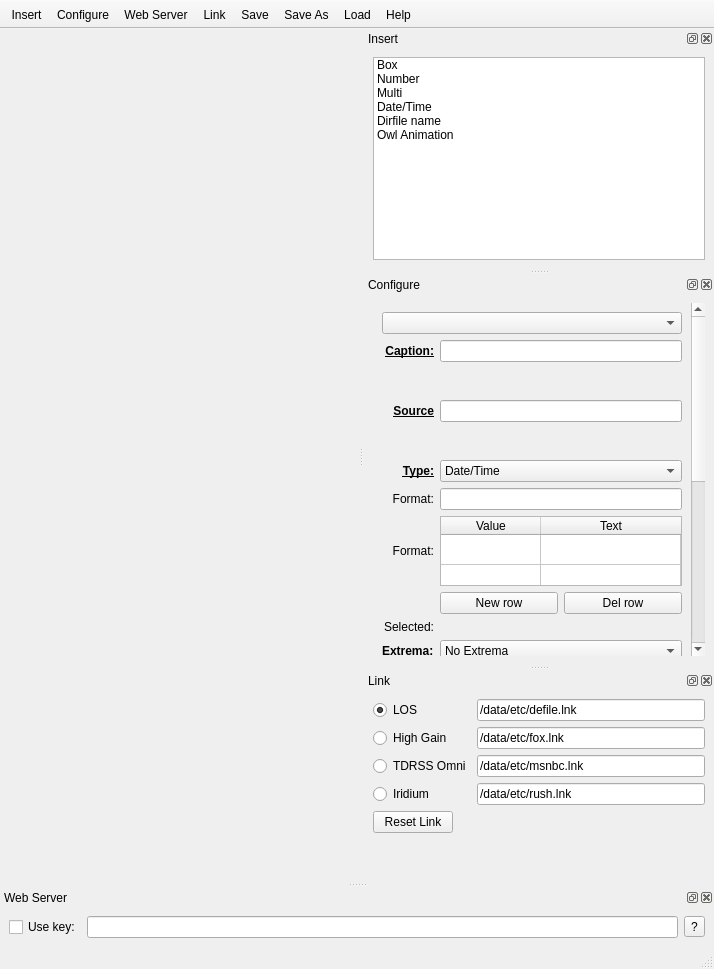
Above: owl/PMainWindow.ui from BlastTNG/flight before the change. Below: the same form after it.
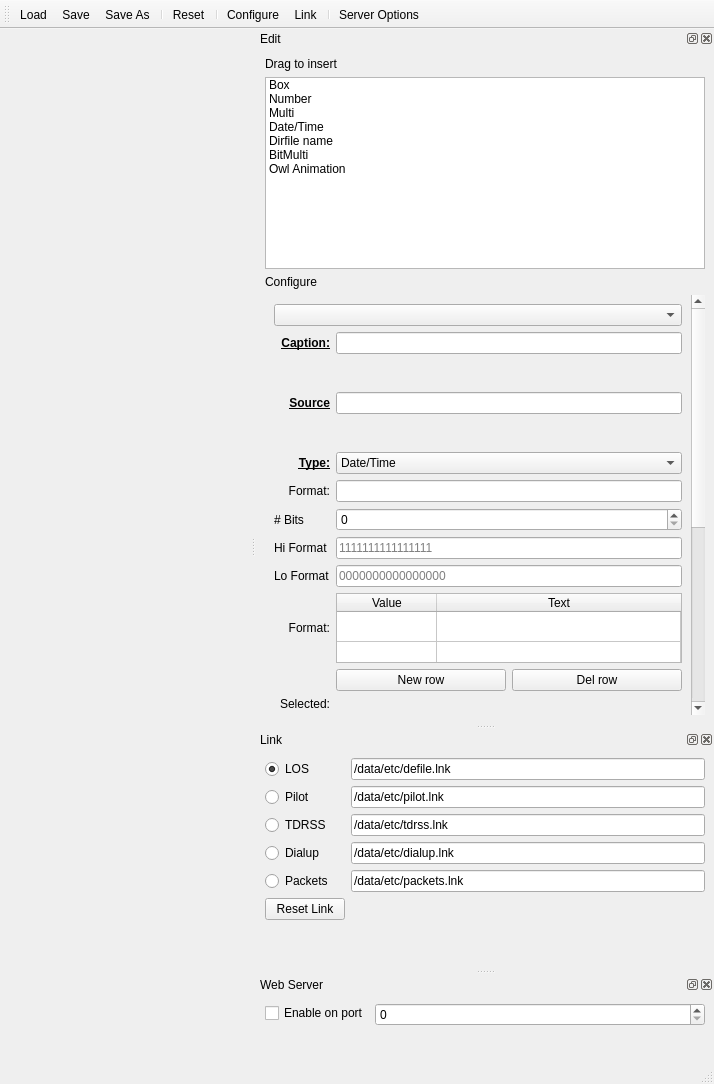
That is the form after the change. Icons and pictures are not drawn. Custom widgets are drawn as their Qt base class.

Diff of the .ui file:
```diff
--- a/owl/PMainWindow.ui
+++ b/owl/PMainWindow.ui
@@ -7,7 +7,7 @@
     <x>0</x>
     <y>0</y>
     <width>714</width>
-    <height>969</height>
+    <height>1084</height>
    </rect>
   </property>
   <property name="windowTitle">
@@ -17,23 +17,42 @@
    <layout class="QGridLayout" name="gridLayout"/>
   </widget>
   <widget class="QStatusBar" name="statusbar"/>
-  <widget class="QDockWidget" name="dockInsert">
+  <widget class="QDockWidget" name="dockConfigure">
    <property name="minimumSize">
     <size>
-     <width>84</width>
-     <height>106</height>
+     <width>112</width>
+     <height>688</height>
     </size>
    </property>
    <property name="windowTitle">
-    <string>Insert</string>
+    <string>Edit</string>
    </property>
    <attribute name="dockWidgetArea">
     <number>2</number>
    </attribute>
-   <widget class="QWidget" name="dockWidgetContents">
+   <widget class="QWidget" name="dockWidgetContents_2">
     <layout class="QVBoxLayout" name="verticalLayout">
+     <item>
+      <widget class="QLabel" name="label">
+       <property name="sizePolicy">
+        <sizepolicy hsizetype="Preferred" vsizetype="Fixed">
+         <horstretch>0</horstretch>
+         <verstretch>0</verstretch>
+        </sizepolicy>
+       </property>
+       <property name="text">
+        <string>Drag to insert</string>
+       </property>
+      </widget>
+     </item>
      <item>
       <widget class="QListWidget" name="listWidgetInsertReal">
+       <property name="sizePolicy">
+        <sizepolicy hsizetype="Expanding" vsizetype="Fixed">
+         <horstretch>0</horstretch>
+         <verstretch>0</verstretch>
+        </sizepolicy>
+       </property>
        <property name="dragEnabled">
         <bool>true</bool>
        </property>
@@ -62,6 +81,11 @@
          <string>Dirfile name</string>
         </property>
        </item>
+       <item>
+        <property name="text">
+         <string>BitMulti</string>
+        </property>
+       </item>
        <item>
         <property name="text">
          <string>Owl Animation</string>
@@ -69,26 +93,27 @@
        </item>
       </widget>
      </item>
-    </layout>
-   </widget>
-  </widget>
-  <widget class="QDockWidget" name="dockConfigure">
-   <property name="minimumSize">
-    <size>
-     <width>80</width>
-     <height>80</height>
-    </size>
-   </property>
-   <property name="windowTitle">
-    <string>Configure</string>
-   </property>
-   <attribute name="dockWidgetArea">
-    <number>2</number>
-   </attribute>
-   <widget class="QWidget" name="dockWidgetContents_2">
-    <layout class="QVBoxLayout" name="verticalLayout_2">
+     <item>
+      <widget class="QLabel" name="label_2">
+       <property name="sizePolicy">
+        <sizepolicy hsizetype="Preferred" vsizetype="Fixed">
+         <horstretch>0</horstretch>
+         <verstretch>0</verstretch>
+        </sizepolicy>
+       </property>
+       <property name="text">
+        <string>Configure</string>
+       </property>
+      </widget>
+     </item>
      <item>
       <widget class="QScrollArea" name="scrollArea">
+       <property name="sizePolicy">
+        <sizepolicy hsizetype="Expanding" vsizetype="MinimumExpanding">
+         <horstretch>0</horstretch>
+         <verstretch>0</verstretch>
+        </sizepolicy>
+       </property>
        <property name="frameShape">
         <enum>QFrame::NoFrame</enum>
        </property>
@@ -103,12 +128,19 @@
          <rect>
           <x>0</x>
           <y>0</y>
-          <width>305</width>
-          <height>675</height>
+          <width>440</width>
+          <height>810</height>
          </rect>
         </property>
         <layout class="QGridLayout" name="gridLayout_2">
-         <item row="12" column="1">
+         <item row="8" column="1">
+          <widget class="QLineEdit" name="lineEditHighWord">
+           <property name="placeholderText">
+            <string>1111111111111111</string>
+           </property>
+          </widget>
+         </item>
+         <item row="15" column="1">
           <layout class="QHBoxLayout" name="horizontalLayout_4">
            <item>
             <widget class="QDoubleSpinBox" name="doubleSpinBoxXHigh">
@@ -131,17 +163,7 @@
            </item>
           </layout>
          </item>
-         <item row="20" column="0">
-          <widget class="QLabel" name="labelRemove">
-           <property name="text">
-            <string>Remove:</string>
-           </property>
-           <property name="alignment">
-            <set>Qt::AlignRight|Qt::AlignTrailing|Qt::AlignVCenter</set>
-           </property>
-          </widget>
-         </item>
-         <item row="14" column="1">
+         <item row="17" column="1">
           <widget class="QDoubleSpinBox" name="doubleSpinBoxHigh">
            <property name="sizePolicy">
             <sizepolicy hsizetype="Expanding" vsizetype="Fixed">
@@ -160,7 +182,7 @@
            </property>
           </widget>
          </item>
-         <item row="18" column="1">
+         <item row="21" column="1">
           <widget class="QDoubleSpinBox" name="doubleSpinBoxXLow">
            <property name="sizePolicy">
             <sizepolicy hsizetype="Expanding" vsizetype="Fixed">
@@ -196,7 +218,7 @@
            </property>
           </widget>
          </item>
-         <item row="22" column="1">
+         <item row="24" column="1">
           <spacer name="verticalSpacerConfigure">
            <property name="orientation">
             <enum>Qt::Vertical</enum>
@@ -212,7 +234,28 @@
            </property>
           </spacer>
          </item>
-         <item row="11" column="1">
+         <item row="7" column="1">
+          <widget class="QSpinBox" name="spinBoxNBits">
+           <property name="maximum">
+            <number>32</number>
+           </property>
+          </widget>
+         </item>
+         <item row="7" column="0">
+          <widget class="QLabel" name="labelNBits">
+           <property name="text">
+            <string># Bits</string>
+           </property>
+          </widget>
+         </item>
+         <item row="8" column="0">
+          <widget class="QLabel" name="labelHighWord">
+           <property name="text">
+            <string>Hi Format</string>
+           </property>
+          </widget>
+         </item>
+         <item row="14" column="1">
           <widget class="QLineEdit" name="lineEditExtremaName"/>
          </item>
          <item row="6" column="0">
@@ -225,7 +268,10 @@
            </property>
           </widget>
          </item>
-         <item row="15" column="0" colspan="2">
+         <item row="0" column="0" colspan="2">
+          <widget class="QComboBox" name="comboBox"/>
+         </item>
+         <item row="18" column="0" colspan="2">
           <widget class="PStyleChooser" name="pstyleHigh" native="true">
            <property name="sizePolicy">
             <sizepolicy hsizetype="Expanding" vsizetype="Preferred">
@@ -258,7 +304,20 @@
            </property>
           </widget>
          </item>
-         <item row="10" column="0">
+         <item row="12" column="0">
+          <widget class="QLabel" name="labelCurRow">
+           <property name="text">
+            <string>Selected:</string>
+           </property>
+           <property name="alignment">
+            <set>Qt::AlignRight|Qt::AlignTrailing|Qt::AlignVCenter</set>
+           </property>
+          </widget>
+         </item>
+         <item row="6" column="1">
+          <widget class="QLineEdit" name="lineEditFormat"/>
+         </item>
+         <item row="13" column="0">
           <widget class="QLabel" name="labelExtrema">
            <property name="font">
             <font>
@@ -272,7 +331,7 @@
            </property>
           </widget>
          </item>
-         <item row="8" column="1">
+         <item row="11" column="1">
           <layout class="QHBoxLayout" name="horizontalLayout_2">
            <item>
             <widget class="QPushButton" name="pushButtonAddFormat">
@@ -302,7 +361,7 @@
            </item>
           </layout>
          </item>
-         <item row="14" column="0">
+         <item row="17" column="0">
           <widget class="QLabel" name="labelHigh">
            <property name="text">
             <string>High:</string>
@@ -312,10 +371,7 @@
            </property>
           </widget>
          </item>
-         <item row="0" column="0" colspan="2">
-          <widget class="QComboBox" name="comboBox"/>
-         </item>
-         <item row="16" column="1">
+         <item row="19" column="1">
           <widget class="QDoubleSpinBox" name="doubleSpinBoxLow">
            <property name="sizePolicy">
             <sizepolicy hsizetype="Expanding" vsizetype="Fixed">
@@ -334,23 +390,10 @@
            </property>
           </widget>
          </item>
-         <item row="6" column="1">
-          <widget class="QLineEdit" name="lineEditFormat"/>
+         <item row="3" column="1">
+          <widget class="QLineEdit" name="lineEditSource"/>
          </item>
-         <item row="21" column="1">
-          <widget class="QPushButton" name="pushButton_kst">
-           <property name="sizePolicy">
-            <sizepolicy hsizetype="Expanding" vsizetype="Fixed">
-             <horstretch>0</horstretch>
-             <verstretch>0</verstretch>
-            </sizepolicy>
-           </property>
-           <property name="text">
-            <string>Open in kst</string>
-           </property>
-          </widget>
-         </item>
-         <item row="17" column="0" colspan="2">
+         <item row="20" column="0" colspan="2">
           <widget class="PStyleChooser" name="pstyleLow" native="true">
            <property name="sizePolicy">
             <sizepolicy hsizetype="Expanding" vsizetype="Preferred">
@@ -366,7 +409,7 @@
            </property>
           </widget>
          </item>
-         <item row="7" column="0">
+         <item row="10" column="0">
           <widget class="QLabel" name="labelFormat_multi">
            <property name="text">
             <string>Format:</string>
@@ -376,7 +419,7 @@
            </property>
           </widget>
          </item>
-         <item row="10" column="1">
+         <item row="13" column="1">
           <widget class="QComboBox" name="comboBoxExtrema">
            <property name="sizePolicy">
             <sizepolicy hsizetype="Expanding" vsizetype="Fixed">
@@ -396,7 +439,7 @@
            </item>
           </widget>
          </item>
-         <item row="18" column="0">
+         <item row="21" column="0">
           <widget class="QLabel" name="labelXLow">
            <property name="text">
             <string>XLow:</string>
@@ -406,24 +449,8 @@
            </property>
           </widget>
          </item>
-         <item row="3" column="1">
-          <widget class="QLineEdit" name="lineEditSource"/>
-         </item>
-         <item row="2" column="0" colspan="2">
-          <widget class="PStyleChooser" name="pstyleCaption" native="true">
-           <property name="sizePolicy">
-            <sizepolicy hsizetype="Expanding" vsizetype="Preferred">
-             <horstretch>0</horstretch>
-             <verstretch>0</verstretch>
-            </sizepolicy>
-           </property>
-           <property name="minimumSize">
-            <size>
-             <width>0</width>
-             <height>26</height>
-            </size>
-           </property>
-          </widget>
+         <item row="1" column="1">
+          <widget class="QLineEdit" name="lineEditCaption"/>
          </item>
          <item row="5" column="1">
           <widget class="QComboBox" name="comboBoxType">
@@ -450,6 +477,22 @@
            </item>
           </widget>
          </item>
+         <item row="2" column="0" colspan="2">
+          <widget class="PStyleChooser" name="pstyleCaption" native="true">
+           <property name="sizePolicy">
+            <sizepolicy hsizetype="Expanding" vsizetype="Preferred">
+             <horstretch>0</horstretch>
+             <verstretch>0</verstretch>
+            </sizepolicy>
+           </property>
+           <property name="minimumSize">
+            <size>
+             <width>0</width>
+             <height>26</height>
+            </size>
+           </property>
+          </widget>
+         </item>
          <item row="1" column="0">
           <widget class="QLabel" name="labelCaption">
            <property name="font">
@@ -467,10 +510,7 @@
            </property>
           </widget>
          </item>
-         <item row="1" column="1">
-          <widget class="QLineEdit" name="lineEditCaption"/>
-         </item>
-         <item row="12" column="0">
+         <item row="15" column="0">
           <widget class="QLabel" name="labelXHigh">
            <property name="text">
             <string>XHigh:</string>
@@ -480,30 +520,7 @@
            </property>
           </widget>
          </item>
-         <item row="21" column="0">
-          <widget class="QLabel" name="label_kst">
-           <property name="text">
-            <string>Plot:</string>
-           </property>
-           <property name="alignment">
-            <set>Qt::AlignRight|Qt::AlignTrailing|Qt::AlignVCenter</set>
-           </property>
-          </widget>
-         </item>
-         <item row="20" column="1">
-          <widget class="QPushButton" name="pushButtonRemove">
-           <property name="sizePolicy">
-            <sizepolicy hsizetype="Expanding" vsizetype="Fixed">
-             <horstretch>0</horstretch>
-             <verstretch>0</verstretch>
-            </sizepolicy>
-           </property>
-           <property name="text">
-            <string>Click here to remove.</string>
-           </property>
-          </widget>
-         </item>
-         <item row="13" column="0" colspan="2">
+         <item row="16" column="0" colspan="2">
           <widget class="PStyleChooser" name="pstyleXHigh" native="true">
            <property name="sizePolicy">
             <sizepolicy hsizetype="Expanding" vsizetype="Fixed">
@@ -535,7 +552,7 @@
            </property>
           </widget>
          </item>
-         <item row="19" column="0" colspan="2">
+         <item row="22" column="0" colspan="2">
           <widget class="PStyleChooser" name="pstyleXLow" native="true">
            <property name="sizePolicy">
             <sizepolicy hsizetype="Expanding" vsizetype="Preferred">
@@ -551,7 +568,7 @@
            </property>
           </widget>
          </item>
-         <item row="16" column="0">
+         <item row="19" column="0">
           <widget class="QLabel" name="labelLow">
            <property name="text">
             <string>Low:</string>
@@ -561,7 +578,7 @@
            </property>
           </widget>
          </item>
-         <item row="11" column="0">
+         <item row="14" column="0">
           <widget class="QLabel" name="labelName">
            <property name="text">
             <string>Name</string>
@@ -571,17 +588,7 @@
            </property>
           </widget>
          </item>
-         <item row="9" column="0">
-          <widget class="QLabel" name="labelCurRow">
-           <property name="text">
-            <string>Selected:</string>
-           </property>
-           <property name="alignment">
-            <set>Qt::AlignRight|Qt::AlignTrailing|Qt::AlignVCenter</set>
-           </property>
-          </widget>
-         </item>
-         <item row="7" column="1">
+         <item row="10" column="1">
           <widget class="QTableWidget" name="tableWidgetFormat">
            <property name="verticalScrollBarPolicy">
             <enum>Qt::ScrollBarAlwaysOff</enum>
@@ -620,7 +627,7 @@
            </column>
           </widget>
          </item>
-         <item row="9" column="1">
+         <item row="12" column="1">
           <widget class="PStyleChooser" name="pstyleSelected" native="true">
            <property name="sizePolicy">
             <sizepolicy hsizetype="Expanding" vsizetype="Preferred">
@@ -630,6 +637,33 @@
            </property>
           </widget>
          </item>
+         <item row="23" column="0" colspan="2">
+          <widget class="QPushButton" name="pushButtonRemove">
+           <property name="sizePolicy">
+            <sizepolicy hsizetype="Expanding" vsizetype="Fixed">
+             <horstretch>0</horstretch>
+             <verstretch>0</verstretch>
+            </sizepolicy>
+           </property>
+           <property name="text">
+            <string>DELETE</string>
+           </property>
+          </widget>
+         </item>
+         <item row="9" column="0">
+          <widget class="QLabel" name="labelLowWord">
+           <property name="text">
+            <string>Lo Format</string>
+           </property>
+          </widget>
+         </item>
+         <item row="9" column="1">
+          <widget class="QLineEdit" name="lineEditLowWord">
+           <property name="placeholderText">
+            <string>0000000000000000</string>
+           </property>
+          </widget>
+         </item>
         </layout>
        </widget>
       </widget>
@@ -637,59 +671,26 @@
     </layout>
    </widget>
   </widget>
-  <widget class="QDockWidget" name="dockWeb_Server">
-   <property name="windowTitle">
-    <string>Web Server</string>
-   </property>
-   <attribute name="dockWidgetArea">
-    <number>8</number>
-   </attribute>
-   <widget class="QWidget" name="dockWidgetContents_3">
-    <layout class="QHBoxLayout" name="horizontalLayout">
-     <item>
-      <widget class="QCheckBox" name="checkboxWeb_server_on">
-       <property name="text">
-        <string>Use key:</string>
-       </property>
-      </widget>
-     </item>
-     <item>
-      <widget class="QLineEdit" name="lineEditHtmlPath"/>
-     </item>
-     <item>
-      <widget class="QToolButton" name="toolButtonHelp">
-       <property name="text">
-        <string>?</string>
-       </property>
-      </widget>
-     </item>
-    </layout>
-   </widget>
-  </widget>
   <widget class="QToolBar" name="toolBar">
    <property name="windowTitle">
     <string>toolBar</string>
    </property>
-   <property name="movable">
-    <bool>false</bool>
-   </property>
-   <property name="floatable">
-    <bool>false</bool>
-   </property>
    <attribute name="toolBarArea">
     <enum>TopToolBarArea</enum>
    </attribute>
    <attribute name="toolBarBreak">
     <bool>false</bool>
    </attribute>
-   <addaction name="actionInsert"/>
-   <addaction name="actionConfigure"/>
-   <addaction name="actionWeb_Server"/>
-   <addaction name="actionLink"/>
+   <addaction name="actionLoad"/>
    <addaction name="actionSave"/>
    <addaction name="actionSaveAs"/>
-   <addaction name="actionLoad"/>
-   <addaction name="actionHelp"/>
+   <addaction name="separator"/>
+   <addaction name="actionReset"/>
+   <addaction name="separator"/>
+   <addaction name="actionConfigure"/>
+   <addaction name="actionLink"/>
+   <addaction name="separator"/>
+   <addaction name="actionServer_Options"/>
   </widget>
   <widget class="QDockWidget" name="dockLink">
    <property name="sizePolicy">
@@ -700,8 +701,8 @@
    </property>
    <property name="minimumSize">
     <size>
-     <width>159</width>
-     <height>166</height>
+     <width>162</width>
+     <height>235</height>
     </size>
    </property>
    <property name="windowTitle">
@@ -712,6 +713,13 @@
    </attribute>
    <widget class="QWidget" name="dockWidgetContents_4">
     <layout class="QGridLayout" name="gridLayout_3">
+     <item row="5" column="1">
+      <widget class="QLineEdit" name="lineEditIridium">
+       <property name="text">
+        <string>/data/etc/dialup.lnk</string>
+       </property>
+      </widget>
+     </item>
      <item row="2" column="0">
       <widget class="QRadioButton" name="radioButtonHighGain">
        <property name="sizePolicy">
@@ -721,14 +729,7 @@
         </sizepolicy>
        </property>
        <property name="text">
-        <string>High Gain</string>
-       </property>
-      </widget>
-     </item>
-     <item row="5" column="1">
-      <widget class="QLineEdit" name="lineEditIridum">
-       <property name="text">
-        <string>/data/etc/rush.lnk</string>
+        <string>Pilot</string>
        </property>
       </widget>
      </item>
@@ -764,32 +765,19 @@
         </sizepolicy>
        </property>
        <property name="text">
-        <string>TDRSS Omni</string>
+        <string>TDRSS</string>
        </property>
       </widget>
      </item>
      <item row="3" column="1">
       <widget class="QLineEdit" name="lineEditTDRSSOmni">
        <property name="text">
-        <string>/data/etc/msnbc.lnk</string>
+        <string>/data/etc/tdrss.lnk</string>
        </property>
       </widget>
      </item>
-     <item row="7" column="1">
-      <spacer name="verticalSpacer">
-       <property name="orientation">
-        <enum>Qt::Vertical</enum>
-       </property>
-       <property name="sizeHint" stdset="0">
-        <size>
-         <width>20</width>
-         <height>40</height>
-        </size>
-       </property>
-      </spacer>
-     </item>
      <item row="5" column="0">
-      <widget class="QRadioButton" name="radioButtonIridum">
+      <widget class="QRadioButton" name="radioButtonIridium">
        <property name="sizePolicy">
         <sizepolicy hsizetype="Fixed" vsizetype="Fixed">
          <horstretch>0</horstretch>
@@ -797,18 +785,38 @@
         </sizepolicy>
        </property>
        <property name="text">
-        <string>Iridium</string>
+        <string>Dialup</string>
        </property>
       </widget>
      </item>
      <item row="2" column="1">
       <widget class="QLineEdit" name="lineEditHighGain">
        <property name="text">
-        <string>/data/etc/fox.lnk</string>
+        <string>/data/etc/pilot.lnk</string>
        </property>
       </widget>
      </item>
-     <item row="6" column="0">
+     <item row="7" column="0">
+      <widget class="QRadioButton" name="radioButtonLoRate">
+       <property name="sizePolicy">
+        <sizepolicy hsizetype="Fixed" vsizetype="Fixed">
+         <horstretch>0</horstretch>
+         <verstretch>0</verstretch>
+        </sizepolicy>
+       </property>
+       <property name="text">
+        <string>Packets</string>
+       </property>
+      </widget>
+     </item>
+     <item row="7" column="1">
+      <widget class="QLineEdit" name="lineEditLoRate">
+       <property name="text">
+        <string>/data/etc/packets.lnk</string>
+       </property>
+      </widget>
+     </item>
+     <item row="8" column="0">
       <widget class="QPushButton" name="pushButtonResetLink">
        <property name="sizePolicy">
         <sizepolicy hsizetype="Fixed" vsizetype="Fixed">
@@ -821,55 +829,129 @@
        </property>
       </widget>
      </item>
+     <item row="9" column="0">
+      <spacer name="verticalSpacer_2">
+       <property name="orientation">
+        <enum>Qt::Vertical</enum>
+       </property>
+       <property name="sizeHint" stdset="0">
+        <size>
+         <width>20</width>
+         <height>40</height>
+        </size>
+       </property>
+      </spacer>
+     </item>
     </layout>
    </widget>
   </widget>
-  <action name="actionInsert">
-   <property name="checkable">
-    <bool>true</bool>
+  <widget class="QDockWidget" name="dockWebServer">
+   <property name="windowTitle">
+    <string>Web Server</string>
    </property>
-   <property name="text">
-    <string>Insert</string>
-   </property>
-  </action>
+   <attribute name="dockWidgetArea">
+    <number>2</number>
+   </attribute>
+   <widget class="QWidget" name="dockWebServerLayout">
+    <layout class="QFormLayout" name="formLayout">
+     <item row="2" column="1">
+      <spacer name="verticalSpacer">
+       <property name="orientation">
+        <enum>Qt::Vertical</enum>
+       </property>
+       <property name="sizeHint" stdset="0">
+        <size>
+         <width>330</width>
+         <height>20</height>
+        </size>
+       </property>
+      </spacer>
+     </item>
+     <item row="1" column="1">
+      <widget class="QSpinBox" name="spinBoxServerPort">
+       <property name="minimum">
+        <number>0</number>
+       </property>
+       <property name="maximum">
+        <number>1000000000</number>
+       </property>
+      </widget>
+     </item>
+     <item row="1" column="0">
+      <widget class="QCheckBox" name="checkBoxServer">
+       <property name="text">
+        <string>Enable on port</string>
+       </property>
+      </widget>
+     </item>
+    </layout>
+   </widget>
+  </widget>
   <action name="actionConfigure">
    <property name="checkable">
     <bool>true</bool>
    </property>
+   <property name="icon">
+    <iconset resource="icons.qrc">
+     <normaloff>:/icons/icons/document-edit.png</normaloff>:/icons/icons/document-edit.png</iconset>
+   </property>
    <property name="text">
     <string>Configure</string>
    </property>
-  </action>
-  <action name="actionWeb_Server">
-   <property name="checkable">
-    <bool>true</bool>
+   <property name="toolTip">
+    <string>Edit Mode (Ctrl-E)</string>
    </property>
-   <property name="text">
-    <string>Web Server</string>
+   <property name="shortcut">
+    <string>Ctrl+E</string>
    </property>
   </action>
   <action name="actionLink">
    <property name="checkable">
     <bool>true</bool>
    </property>
+   <property name="icon">
+    <iconset resource="icons.qrc">
+     <normaloff>:/icons/icons/link.png</normaloff>:/icons/icons/link.png</iconset>
+   </property>
    <property name="text">
     <string>Link</string>
    </property>
    <property name="toolTip">
-    <string>Select the data source</string>
+    <string>Select the data source (Clrl-L)</string>
+   </property>
+   <property name="shortcut">
+    <string>Ctrl+L</string>
    </property>
   </action>
   <action name="actionSave">
+   <property name="icon">
+    <iconset resource="icons.qrc">
+     <normaloff>:/icons/icons/document-save.png</normaloff>:/icons/icons/document-save.png</iconset>
+   </property>
    <property name="text">
     <string>Save</string>
    </property>
+   <property name="toolTip">
+    <string>Save (Ctrl-S)</string>
+   </property>
+   <property name="shortcut">
+    <string>Ctrl+S</string>
+   </property>
   </action>
   <action name="actionSaveAs">
+   <property name="icon">
+    <iconset resource="icons.qrc">
+     <normaloff>:/icons/icons/document-save-as.png</normaloff>:/icons/icons/document-save-as.png</iconset>
+   </property>
    <property name="text">
     <string>Save As</string>
    </property>
   </action>
   <action name="actionLoad">
+   <property name="icon">
+    <iconset resource="icons.qrc">
+     <normaloff>:/icons/icons/document-open.png</normaloff>:/icons/icons/document-open.png</iconset>
+   </property>
    <property name="text">
     <string>Load</string>
    </property>
@@ -879,6 +961,33 @@
     <string>Help</string>
    </property>
   </action>
+  <action name="actionReset">
+   <property name="icon">
+    <iconset resource="icons.qrc">
+     <normaloff>:/icons/icons/view-refresh.png</normaloff>:/icons/icons/view-refresh.png</iconset>
+   </property>
+   <property name="text">
+    <string>Reset</string>
+   </property>
+   <property name="toolTip">
+    <string>Reset Link (CTRL-R)</string>
+   </property>
+   <property name="shortcut">
+    <string>Ctrl+R</string>
+   </property>
+  </action>
+  <action name="actionServer_Options">
+   <property name="checkable">
+    <bool>true</bool>
+   </property>
+   <property name="icon">
+    <iconset resource="icons.qrc">
+     <normaloff>:/icons/icons/server.png</normaloff>:/icons/icons/server.png</iconset>
+   </property>
+   <property name="text">
+    <string>Server Options</string>
+   </property>
+  </action>
  </widget>
  <customwidgets>
   <customwidget>
```
Left out of the diff: 120 changed lines with no effect on the pictures.
